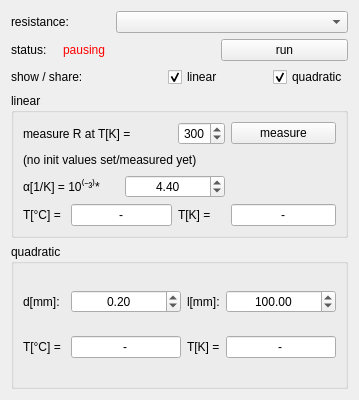
First picture: the form in temperaturecalcwindow.ui, repository bchjoerni/mlab, before the edit.
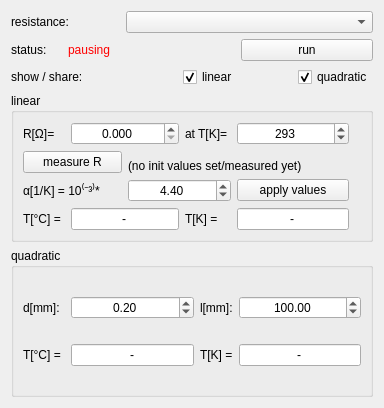
Second picture: the form after the edit.

```diff
--- a/temperaturecalcwindow.ui
+++ b/temperaturecalcwindow.ui
@@ -6,8 +6,8 @@
    <rect>
     <x>0</x>
     <y>0</y>
-    <width>359</width>
-    <height>400</height>
+    <width>384</width>
+    <height>408</height>
    </rect>
   </property>
   <property name="windowTitle">
@@ -164,71 +164,75 @@
       <string>linear</string>
      </property>
      <layout class="QGridLayout" name="gridLayout">
-      <item row="0" column="0" colspan="3">
-       <widget class="QLabel" name="lbl_initValue">
+      <item row="0" column="0">
+       <widget class="QLabel" name="lbl_initR_lbl">
         <property name="text">
-         <string>measure R at T[K] = </string>
+         <string>R[Ω]=</string>
         </property>
        </widget>
       </item>
-      <item row="0" column="3">
-       <widget class="QDoubleSpinBox" name="dsb_initTemperature">
+      <item row="0" column="1" colspan="2">
+       <widget class="QDoubleSpinBox" name="dsp_initResistance">
         <property name="alignment">
          <set>Qt::AlignCenter</set>
         </property>
         <property name="decimals">
-         <number>0</number>
+         <number>3</number>
         </property>
-        <property name="maximum">
-         <double>400.000000000000000</double>
-        </property>
-        <property name="value">
-         <double>300.000000000000000</double>
-        </property>
        </widget>
       </item>
-      <item row="0" column="4">
-       <widget class="QPushButton" name="btn_measureInitValue">
-        <property name="text">
-         <string>measure</string>
-        </property>
-       </widget>
-      </item>
-      <item row="1" column="0" colspan="5">
+      <item row="2" column="2" colspan="5">
        <widget class="QLabel" name="lbl_linearInitValues">
         <property name="text">
          <string>(no init values set/measured yet)</string>
         </property>
        </widget>
       </item>
-      <item row="2" column="0" colspan="2">
+      <item row="3" column="0" colspan="2">
        <widget class="QLabel" name="lbl_alpha">
         <property name="text">
          <string>α[1/K] = 10⁽⁻³⁾*</string>
         </property>
        </widget>
       </item>
-      <item row="2" column="2" colspan="2">
-       <widget class="QDoubleSpinBox" name="dsb_alpha">
-        <property name="alignment">
-         <set>Qt::AlignCenter</set>
-        </property>
-        <property name="decimals">
-         <number>2</number>
-        </property>
-        <property name="value">
-         <double>4.400000000000000</double>
-        </property>
-       </widget>
-      </item>
-      <item row="3" column="0">
+      <item row="4" column="0">
        <widget class="QLabel" name="lbl_linearCalcTemperatureCelsius_lbl">
         <property name="text">
          <string>T[°C] = </string>
         </property>
        </widget>
       </item>
-      <item row="3" column="1" colspan="2">
+      <item row="1" column="0" rowspan="2" colspan="2">
+       <widget class="QPushButton" name="btn_measureInitValue">
+        <property name="text">
+         <string>measure R</string>
+        </property>
+       </widget>
+      </item>
+      <item row="0" column="3">
+       <widget class="QLabel" name="lbl_initValue">
+        <property name="text">
+         <string>at T[K]= </string>
+        </property>
+       </widget>
+      </item>
+      <item row="0" column="4">
+       <widget class="QDoubleSpinBox" name="dsb_initTemperature">
+        <property name="alignment">
+         <set>Qt::AlignCenter</set>
+        </property>
+        <property name="decimals">
+         <number>0</number>
+        </property>
+        <property name="maximum">
+         <double>400.000000000000000</double>
+        </property>
+        <property name="value">
+         <double>293.000000000000000</double>
+        </property>
+       </widget>
+      </item>
+      <item row="4" column="1" colspan="2">
        <widget class="QLineEdit" name="txt_linearCalcTemperatureCelsius">
         <property name="text">
          <string>-</string>
@@ -238,14 +242,14 @@
         </property>
        </widget>
       </item>
-      <item row="3" column="3">
+      <item row="4" column="3">
        <widget class="QLabel" name="lbl_linearCalcTemperatureKelvin_lbl">
         <property name="text">
          <string>T[K] =</string>
         </property>
        </widget>
       </item>
-      <item row="3" column="4">
+      <item row="4" column="4">
        <widget class="QLineEdit" name="txt_linearCalcTemperatureKelvin">
         <property name="text">
          <string>-</string>
@@ -255,6 +259,26 @@
         </property>
        </widget>
       </item>
+      <item row="3" column="2" colspan="2">
+       <widget class="QDoubleSpinBox" name="dsb_alpha">
+        <property name="alignment">
+         <set>Qt::AlignCenter</set>
+        </property>
+        <property name="decimals">
+         <number>2</number>
+        </property>
+        <property name="value">
+         <double>4.400000000000000</double>
+        </property>
+       </widget>
+      </item>
+      <item row="3" column="4">
+       <widget class="QPushButton" name="btn_applyInitValues">
+        <property name="text">
+         <string>apply values</string>
+        </property>
+       </widget>
+      </item>
      </layout>
     </widget>
    </item>
```
Left out of the diff: 32 changed lines with no effect on the pictures.
